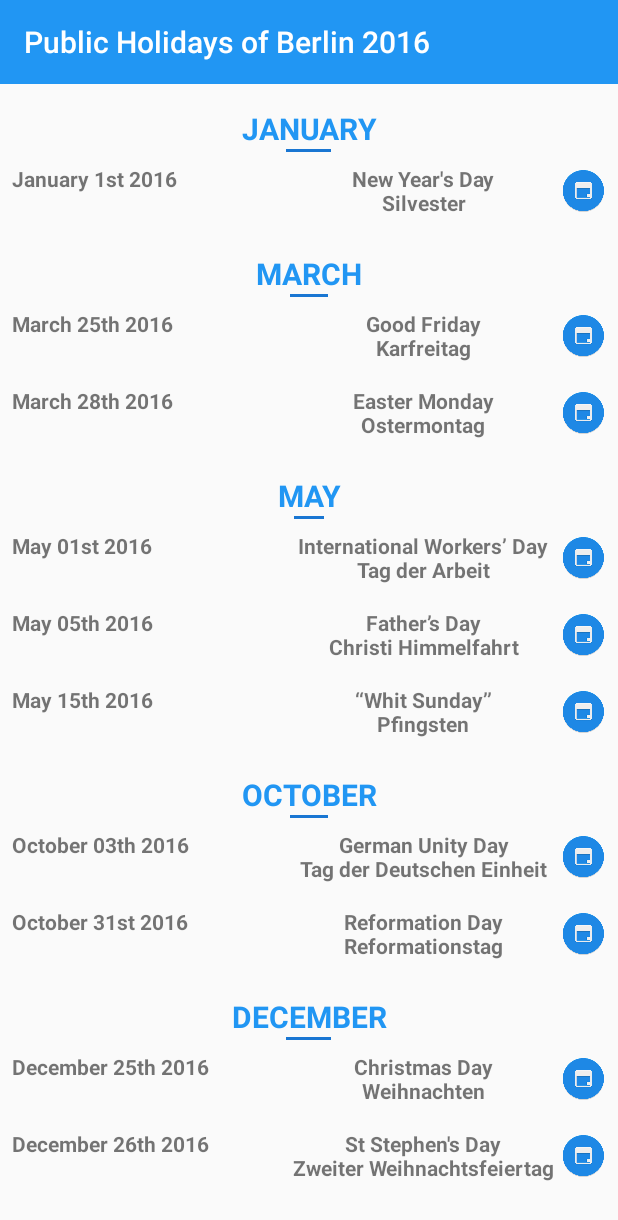
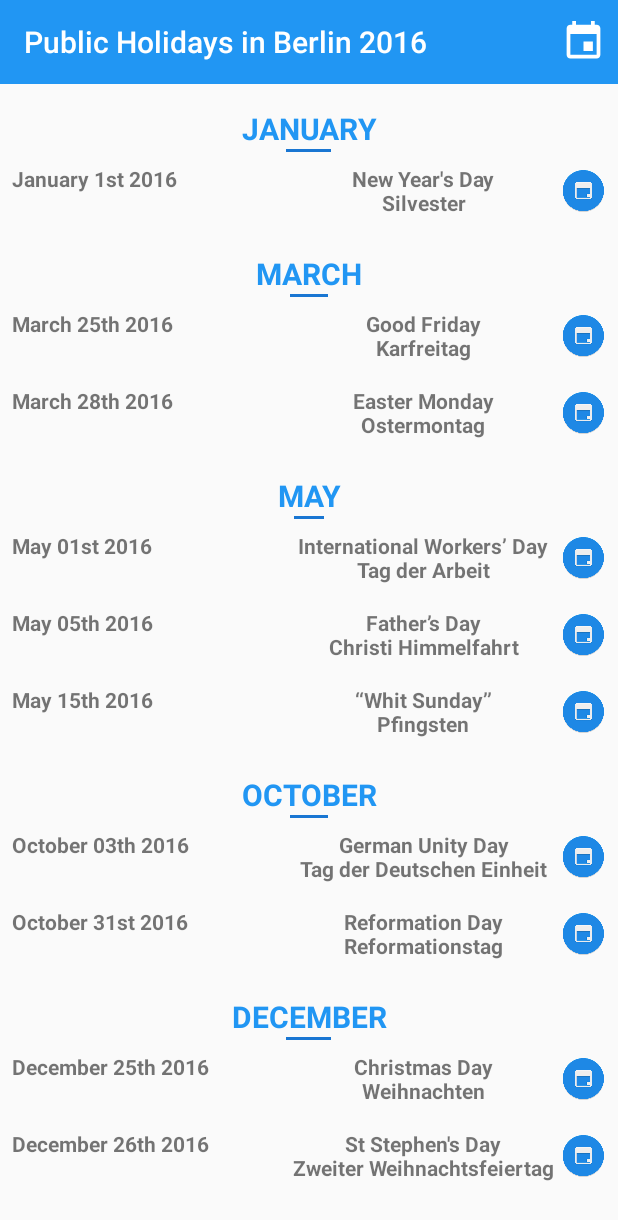
Before and after one commit to Lashchyk/WTM-Berlin-Android-Study-Jam, an Android app: the screen it shows after launch (MainActivity), on a phone screen of 412 x 824 dp. Shown: the top 1220 px of the screen. Run offline under Robolectric (Android 15) with nearby library versions, the phone set to English and light mode, and no system bars.

Commit message:
add calendar to the toolbar

```diff
--- a/app/src/main/java/com/example/nlashchy/holidays/MainActivity.java
+++ b/app/src/main/java/com/example/nlashchy/holidays/MainActivity.java
@@ -24,6 +24,27 @@ public class MainActivity extends AppCompatActivity {
         toolbar = (Toolbar) findViewById(R.id.toolbar);
         toolbar.setTitle(R.string.app_homescreen_name);
         setSupportActionBar(toolbar);
+
+        // Open Calendar from Toolbar
+        ImageView calendar = (ImageView) findViewById(R.id.calendar);
+        assert calendar != null;
+        calendar.setOnClickListener(new View.OnClickListener() {
+            @Override
+            public void onClick(View v) {
+                Intent calendarIntent = new Intent(Intent.ACTION_MAIN);
+                calendarIntent.addCategory(Intent.CATEGORY_APP_CALENDAR);
+                startActivity(calendarIntent);
+            }
+        });
+
+        // Open Imprint from Toolbar
+//        ImageView about = (ImageView) findViewById(R.id.about);
+//        assert about !=null;
+//        about.setOnClickListener(new View.onClickListener() {
+//            @Override
+//            public void onClick(View v) {
+//            }
+//        });
 
         // Find the Calendar Button fo the 1st of January
         ImageView calendar1stOfJanuary = (ImageView) findViewById(R.id.calendar1stJanuary);
@@ -146,10 +167,3 @@ public class MainActivity extends AppCompatActivity {
         }
     }
 }
-
-
-//                Intent calendarIntent = new Intent(Intent.ACTION_MAIN);
-//                calendarIntent.addCategory(Intent.CATEGORY_APP_CALENDAR);
-//                calendarIntent.putExtra("beginTime", )
-//
-//                startActivity(calendarIntent);
--- /dev/null
+++ b/app/src/main/res/drawable/about.xml
@@ -0,0 +1,9 @@
+<vector xmlns:android="http://schemas.android.com/apk/res/android"
+        android:width="24dp"
+        android:height="24dp"
+        android:viewportWidth="24.0"
+        android:viewportHeight="24.0">
+    <path
+        android:fillColor="#FFF"
+        android:pathData="M11,17h2v-6h-2v6zM12,2C6.48,2 2,6.48 2,12s4.48,10 10,10 10,-4.48 10,-10S17.52,2 12,2zM12,20c-4.41,0 -8,-3.59 -8,-8s3.59,-8 8,-8 8,3.59 8,8 -3.59,8 -8,8zM11,9h2L13,7h-2v2z"/>
+</vector>
--- /dev/null
+++ b/app/src/main/res/drawable/calendar_icon.xml
@@ -0,0 +1,9 @@
+<vector xmlns:android="http://schemas.android.com/apk/res/android"
+        android:width="24dp"
+        android:height="24dp"
+        android:viewportWidth="24.0"
+        android:viewportHeight="24.0">
+    <path
+        android:fillColor="#FFF"
+        android:pathData="M17,12h-5v5h5v-5zM16,1v2L8,3L8,1L6,1v2L5,3c-1.11,0 -1.99,0.9 -1.99,2L3,19c0,1.1 0.89,2 2,2h14c1.1,0 2,-0.9 2,-2L21,5c0,-1.1 -0.9,-2 -2,-2h-1L18,1h-2zM19,19L5,19L5,8h14v11z"/>
+</vector>
--- /dev/null
+++ b/app/src/main/res/drawable/ic_assignment_turned_in_black_24dp.xml
@@ -0,0 +1,9 @@
+<vector xmlns:android="http://schemas.android.com/apk/res/android"
+        android:width="24dp"
+        android:height="24dp"
+        android:viewportWidth="24.0"
+        android:viewportHeight="24.0">
+    <path
+        android:fillColor="@color/colorPrimaryDark"
+        android:pathData="M19,3h-4.18C14.4,1.84 13.3,1 12,1c-1.3,0 -2.4,0.84 -2.82,2L5,3c-1.1,0 -2,0.9 -2,2v14c0,1.1 0.9,2 2,2h14c1.1,0 2,-0.9 2,-2L21,5c0,-1.1 -0.9,-2 -2,-2zM12,3c0.55,0 1,0.45 1,1s-0.45,1 -1,1 -1,-0.45 -1,-1 0.45,-1 1,-1zM10,17l-4,-4 1.41,-1.41L10,14.17l6.59,-6.59L18,9l-8,8z"/>
+</vector>
--- a/app/src/main/res/layout/activity_main.xml
+++ b/app/src/main/res/layout/activity_main.xml
@@ -22,7 +22,27 @@
             android:layout_width="match_parent"
             android:layout_height="wrap_content"
             app:titleTextColor="@android:color/white"
+            android:textStyle="bold"
             android:background="?attr/colorPrimary">
+
+            <ImageView
+                android:id="@+id/calendar"
+                android:layout_width="30dp"
+                android:layout_height="30dp"
+                android:src="@drawable/calendar_icon"
+                android:scaleType="fitCenter"
+                android:layout_gravity="right"
+                android:layout_marginRight="8dp"/>
+
+            <!--<ImageView-->
+                <!--android:id="@+id/about"-->
+                <!--android:layout_width="30dp"-->
+                <!--android:layout_height="30dp"-->
+                <!--android:src="@drawable/about"-->
+
+                <!--android:scaleType="fitCenter" />-->
+
+
         </android.support.v7.widget.Toolbar>
 
         <!-- JANUARY -->
--- a/app/src/main/res/values/strings.xml
+++ b/app/src/main/res/values/strings.xml
@@ -1,5 +1,5 @@
 <resources>
-    <string name="app_homescreen_name">Public Holidays of Berlin 2016</string>
+    <string name="app_homescreen_name">Public Holidays in Berlin 2016</string>
     <string name="app_name">Berlin 2016</string>
 
     <!-- Months -->
```
